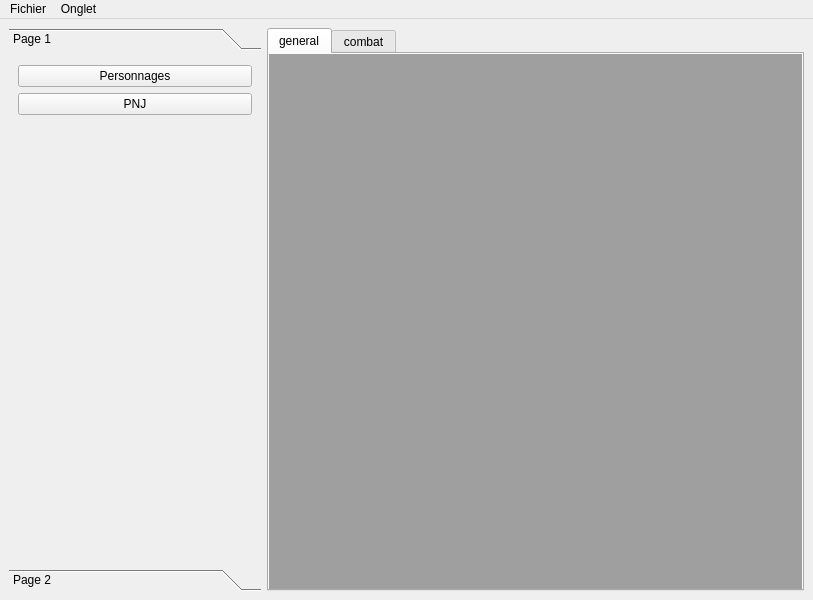
Qt form src/view/mainwindow.ui (GaelPICOT/voyage) before a commit.
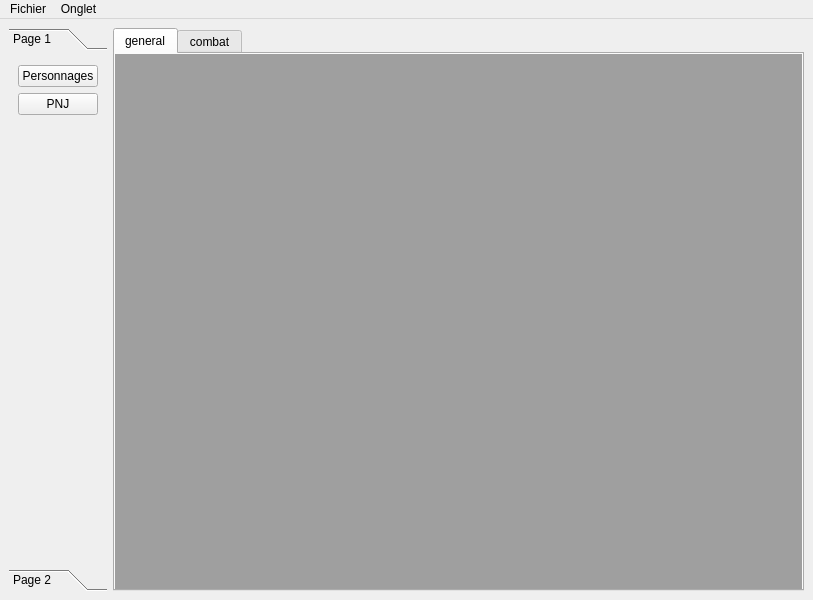
The same form after that commit.

```diff
--- a/src/view/mainwindow.ui
+++ b/src/view/mainwindow.ui
@@ -18,7 +18,7 @@
     <item>
      <widget class="QToolBox" name="toolBox">
       <property name="sizePolicy">
-       <sizepolicy hsizetype="MinimumExpanding" vsizetype="Preferred">
+       <sizepolicy hsizetype="Fixed" vsizetype="Preferred">
         <horstretch>0</horstretch>
         <verstretch>0</verstretch>
        </sizepolicy>
@@ -85,6 +85,12 @@
     </item>
     <item>
      <widget class="QTabWidget" name="tabWidget">
+      <property name="sizePolicy">
+       <sizepolicy hsizetype="MinimumExpanding" vsizetype="Expanding">
+        <horstretch>0</horstretch>
+        <verstretch>0</verstretch>
+       </sizepolicy>
+      </property>
       <widget class="QWidget" name="general_tab">
        <attribute name="title">
         <string>general</string>
```
Left out of the diff: 20 changed lines with no effect on the pictures.
